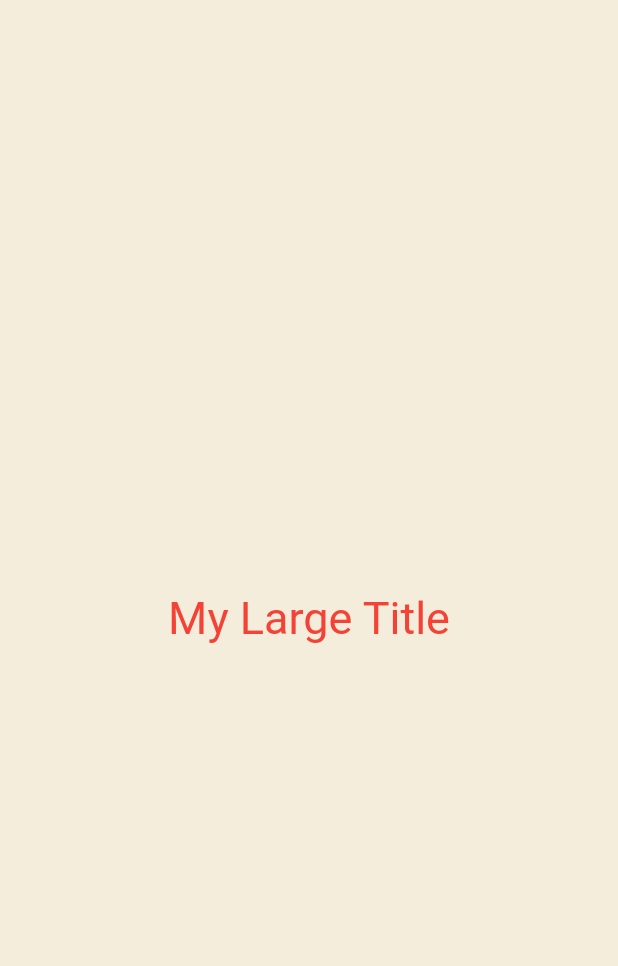
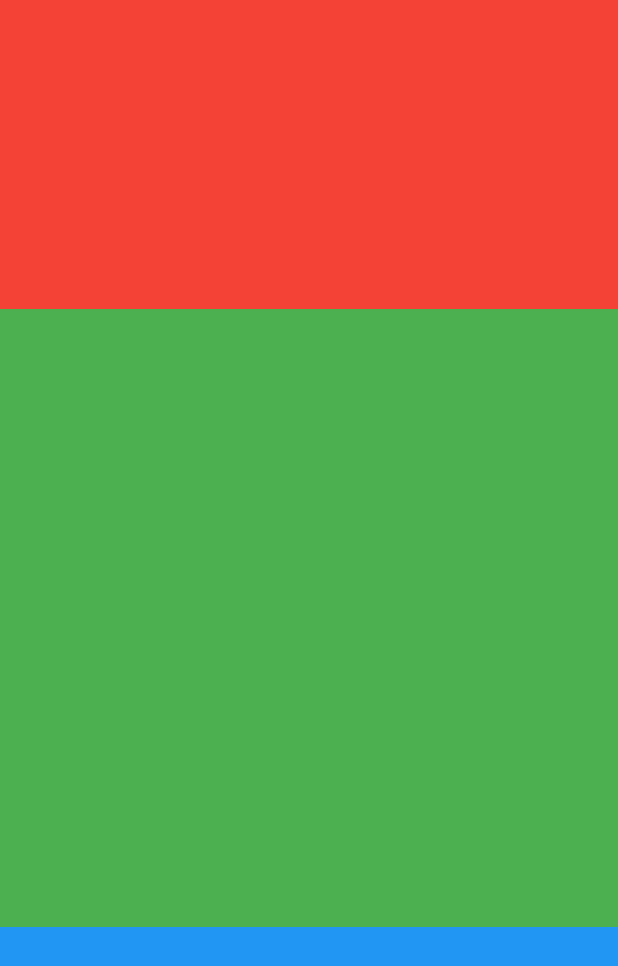
Before and after one commit to fnql/bookclub-it, a Flutter app: the screen it shows after launch, on a phone screen of 412 x 824 dp. Shown: the top 966 px of the screen. Run offline on Flutter 3.47's test engine with Material 2 defaults, Android fonts, the phone set to English and light mode, and no system bars.

Commit message:
pomodoro start

```diff
--- a/pomodoro/lib/main.dart
+++ b/pomodoro/lib/main.dart
@@ -1,4 +1,5 @@
 import 'package:flutter/material.dart';
+import 'package:pomodoro/screens/home_screen.dart';
 
 void main() {
   runApp(const App());
@@ -25,36 +26,15 @@ class _AppState extends State<App> {
   Widget build(BuildContext context) {
     return MaterialApp(
       theme: ThemeData(
+        backgroundColor: const Color(0xffe7626c),
         textTheme: const TextTheme(
-          titleLarge: TextStyle(color: Colors.red),
-        ),
-      ),
-      home: Scaffold(
-        backgroundColor: const Color(0xfff4eddb),
-        body: Center(
-          child: Column(
-            mainAxisAlignment: MainAxisAlignment.center,
-            children: const [
-              MyLargeTitle(),
-            ],
+          headline1: TextStyle(
+            color: Color(0xff232b55),
           ),
         ),
+        cardColor: const Color(0xfff4eddb),
       ),
+      home: const HomeScreen(),
     );
   }
 }
-
-class MyLargeTitle extends StatelessWidget {
-  const MyLargeTitle({
-    Key? key,
-  }) : super(key: key);
-
-  @override
-  Widget build(BuildContext context) {
-    return Text(
-      'My Large Title',
-      style: TextStyle(
-          fontSize: 30, color: Theme.of(context).textTheme.titleLarge!.color),
-    );
-  }
-}
--- /dev/null
+++ b/pomodoro/lib/screens/home_screen.dart
@@ -0,0 +1,45 @@
+import 'package:flutter/material.dart';
+
+class HomeScreen extends StatefulWidget {
+  const HomeScreen({super.key});
+
+  @override
+  State<HomeScreen> createState() => _HomeScreenState();
+}
+
+class _HomeScreenState extends State<HomeScreen> {
+  @override
+  Widget build(BuildContext context) {
+    return Scaffold(
+      backgroundColor: Theme.of(context).backgroundColor,
+      body: Column(
+        children: [
+          Flexible(
+            flex: 1,
+            child: Container(
+              decoration: const BoxDecoration(
+                color: Colors.red,
+              ),
+            ),
+          ),
+          Flexible(
+            flex: 2,
+            child: Container(
+              decoration: const BoxDecoration(
+                color: Colors.green,
+              ),
+            ),
+          ),
+          Flexible(
+            flex: 1,
+            child: Container(
+              decoration: const BoxDecoration(
+                color: Colors.blue,
+              ),
+            ),
+          ),
+        ],
+      ),
+    );
+  }
+}
```
